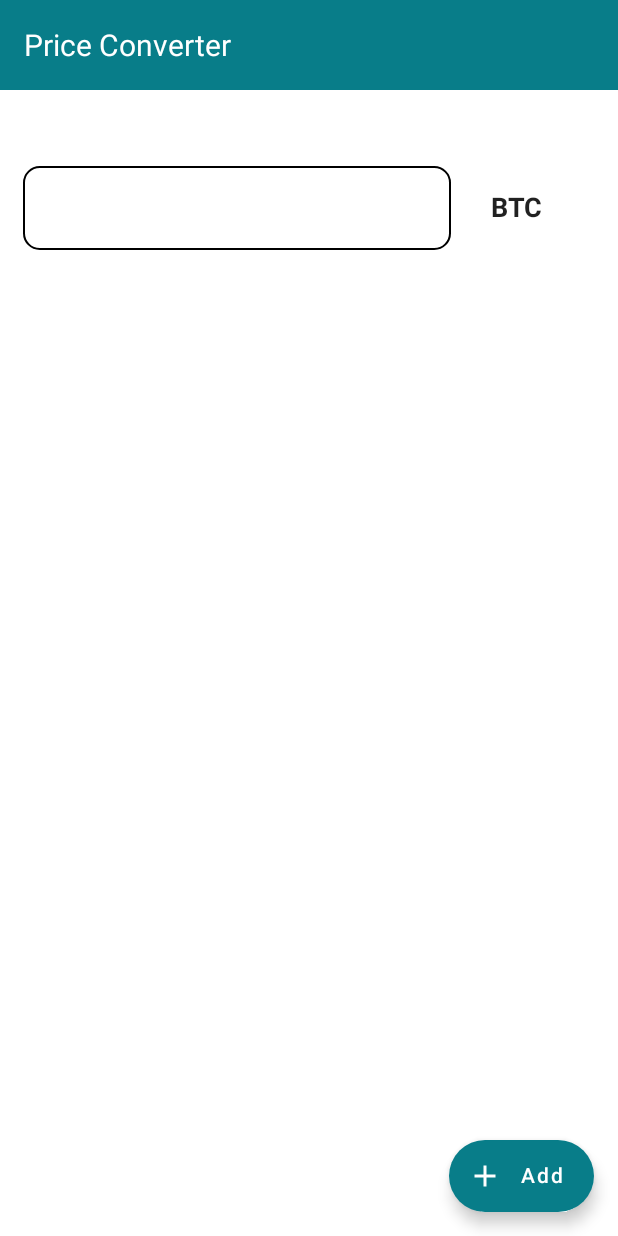
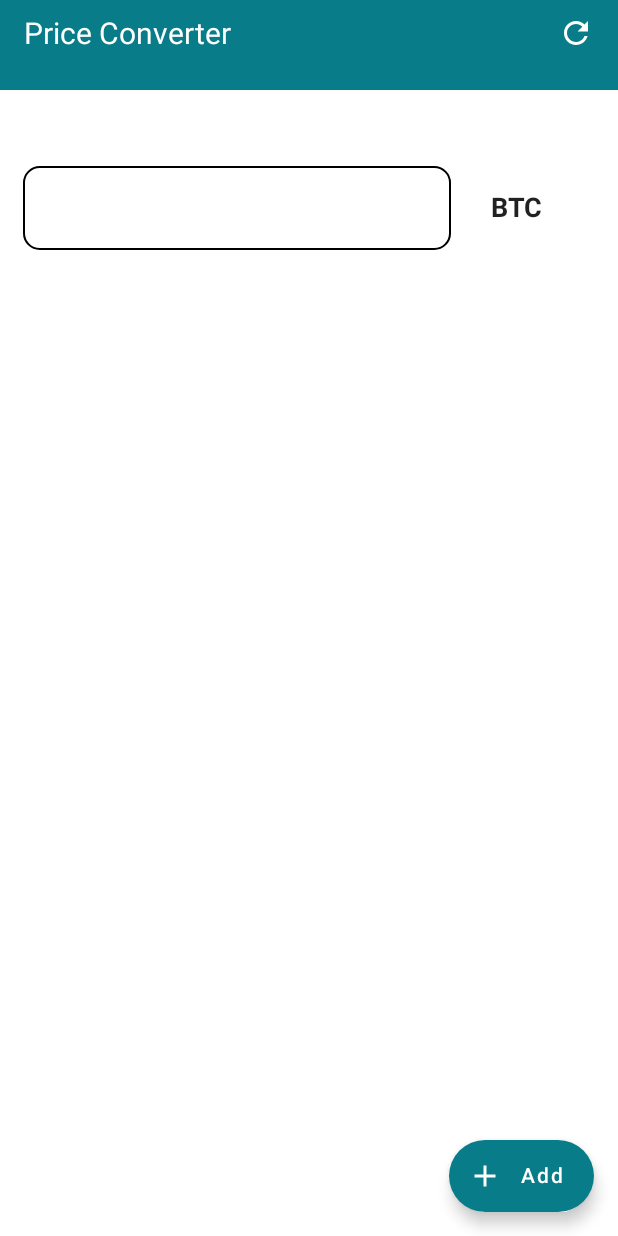
Before and after one commit to Minimalistic-Apps/price-converter, an Android app built with Jetpack Compose: the screen it shows after launch (MainActivity), on a phone screen of 412 x 824 dp. Run offline under Robolectric (Android 15) with nearby library versions, the phone set to English and light mode, and no system bars; our stand-ins replace Dagger/Hilt's generated code, Room's generated code, accompanist, livedata-compose; network calls fail.

Commit message:
add refresh button into header

```diff
--- a/app/src/main/java/com/minimalisticapps/priceconverter/presentation/MainActivity.kt
+++ b/app/src/main/java/com/minimalisticapps/priceconverter/presentation/MainActivity.kt
@@ -4,29 +4,21 @@ import android.app.Activity
 import android.os.Bundle
 import androidx.activity.ComponentActivity
 import androidx.activity.compose.setContent
-import androidx.compose.foundation.background
-import androidx.compose.foundation.clickable
 import androidx.compose.foundation.isSystemInDarkTheme
 import androidx.compose.foundation.layout.*
 import androidx.compose.material.MaterialTheme
 import androidx.compose.material.Surface
-import androidx.compose.ui.Alignment
 import androidx.compose.ui.Modifier
-import androidx.compose.ui.graphics.Color
 import androidx.compose.ui.platform.LocalContext
-import androidx.compose.ui.unit.dp
-import androidx.core.content.ContextCompat
 import androidx.navigation.compose.NavHost
 import androidx.navigation.compose.composable
 import androidx.navigation.compose.rememberNavController
-import com.minimalisticapps.priceconverter.R
 import com.minimalisticapps.priceconverter.common.utils.hideKeyboard
 import com.minimalisticapps.priceconverter.common.utils.noRippleClickable
 import com.minimalisticapps.priceconverter.presentation.currencylist.CoinListScreen
 import com.minimalisticapps.priceconverter.presentation.home.HomeScreen
 import com.minimalisticapps.priceconverter.presentation.home.coinsStateValue
 import com.minimalisticapps.priceconverter.presentation.ui.theme.AppTheme
-import com.minimalisticapps.priceconverter.presentation.ui.widget.SetTitle
 import dagger.hilt.android.AndroidEntryPoint
 
 
@@ -49,27 +41,6 @@ class MainActivity : ComponentActivity() {
                     color = MaterialTheme.colors.background
                 ) {
                     Column {
-                        Row(
-                            modifier = Modifier
-                                .height(60.dp)
-                                .fillMaxWidth()
-                                .background(
-                                    Color(
-                                        ContextCompat.getColor(
-                                            mContext,
-                                            R.color.color_app
-                                        )
-                                    )
-                                )
-                        ) {
-                            Column(Modifier.align(Alignment.CenterVertically)) {
-                                SetTitle(
-                                    title = applicationContext.resources.getString(
-                                        R.string.app_name
-                                    )
-                                )
-                            }
-                        }
                         NavHost(
                             navController = navController,
                             startDestination = Screen.HomeScreen.route
--- a/app/src/main/java/com/minimalisticapps/priceconverter/presentation/home/HomeScreen.kt
+++ b/app/src/main/java/com/minimalisticapps/priceconverter/presentation/home/HomeScreen.kt
@@ -1,8 +1,7 @@
 package com.minimalisticapps.priceconverter.presentation.home
 
 import android.app.Activity
-import androidx.compose.foundation.clickable
-import androidx.compose.foundation.interaction.MutableInteractionSource
+import androidx.compose.foundation.background
 import androidx.compose.foundation.layout.*
 import androidx.compose.foundation.lazy.LazyColumn
 import androidx.compose.foundation.lazy.items
@@ -30,13 +29,12 @@ import com.google.accompanist.swiperefresh.rememberSwipeRefreshState
 import com.minimalisticapps.priceconverter.R
 import com.minimalisticapps.priceconverter.common.dialog.ConfirmationDialog
 import com.minimalisticapps.priceconverter.common.dialog.ShowProgressDialog
-import com.minimalisticapps.priceconverter.common.utils.hideKeyboard
-import com.minimalisticapps.priceconverter.common.utils.noRippleClickable
 import com.minimalisticapps.priceconverter.common.utils.showToast
 import com.minimalisticapps.priceconverter.presentation.Screen
 import com.minimalisticapps.priceconverter.presentation.home.viewmodels.HomeViewModel
 import com.minimalisticapps.priceconverter.presentation.states.CoinsState
 import com.minimalisticapps.priceconverter.presentation.ui.item.ItemFiatCoin
+import com.minimalisticapps.priceconverter.presentation.ui.widget.SetToolbar
 import com.minimalisticapps.priceconverter.presentation.ui.widget.ShowLinearIndicator
 import com.minimalisticapps.priceconverter.presentation.ui.widget.TextInputBtc
 import com.minimalisticapps.priceconverter.room.entities.BitPayCoinWithFiatCoin
@@ -69,6 +67,7 @@ fun HomeScreen(
 
     if (coinsState.isLoading && isRefreshing == false)
         ShowProgressDialog()
+
 
     Scaffold(
         modifier = Modifier
@@ -109,15 +108,30 @@ fun HomeScreen(
 
         }
     ) {
-        SwipeRefresh(state = rememberSwipeRefreshState(
-            isRefreshing = isRefreshing ?: false
-        ), onRefresh = {
+        Column(
+            modifier = Modifier.fillMaxSize()
+        ) {
+            Row(
+                modifier = Modifier
+                    .height(60.dp)
+                    .fillMaxWidth()
+                    .background(
+                        Color(
+                            ContextCompat.getColor(
+                                mContext,
+                                R.color.color_app
+                            )
+                        )
+                    )
+            ) {
+                SetToolbar(
+                    title = mContext.resources.getString(R.string.app_name),
+                    onReload = {
                         homeViewModel.refreshData()
                         isErrorShown.value = false
-        }) {
-            Column(modifier = Modifier
-                .fillMaxSize()
-            ) {
+                    }
+                )
+            }
 
             if (coinsState.isLoading && isRefreshing == true) {
                 ShowLinearIndicator()
@@ -213,5 +227,3 @@ fun HomeScreen(
     }
 
 }
-
-}
--- a/app/src/main/java/com/minimalisticapps/priceconverter/presentation/ui/item/ItemFiatCoin.kt
+++ b/app/src/main/java/com/minimalisticapps/priceconverter/presentation/ui/item/ItemFiatCoin.kt
@@ -1,8 +1,6 @@
 package com.minimalisticapps.priceconverter.presentation.ui.item
 
-import android.graphics.Paint
 import androidx.compose.foundation.Image
-import androidx.compose.foundation.background
 import androidx.compose.foundation.clickable
 import androidx.compose.foundation.gestures.detectTapGestures
 import androidx.compose.foundation.layout.*
@@ -11,11 +9,9 @@ import androidx.compose.material.Text
 import androidx.compose.runtime.Composable
 import androidx.compose.ui.Alignment
 import androidx.compose.ui.Modifier
-import androidx.compose.ui.graphics.Color
 import androidx.compose.ui.input.pointer.pointerInput
 import androidx.compose.ui.res.painterResource
 import androidx.compose.ui.text.font.FontWeight
-import androidx.compose.ui.text.style.TextAlign
 import androidx.compose.ui.unit.dp
 import androidx.compose.ui.unit.sp
 import com.minimalisticapps.priceconverter.R
--- a/app/src/main/java/com/minimalisticapps/priceconverter/presentation/ui/widget/LayoutScreenTitle.kt
+++ /dev/null
@@ -1,34 +0,0 @@
-package com.minimalisticapps.priceconverter.presentation.ui.widget
-
-import androidx.compose.foundation.layout.Row
-import androidx.compose.foundation.layout.padding
-import androidx.compose.material.MaterialTheme
-import androidx.compose.material.Text
-import androidx.compose.runtime.Composable
-import androidx.compose.ui.Modifier
-import androidx.compose.ui.graphics.Color
-import androidx.compose.ui.platform.LocalContext
-import androidx.compose.ui.text.font.FontWeight
-import androidx.compose.ui.text.style.TextAlign
-import androidx.compose.ui.unit.dp
-import androidx.compose.ui.unit.sp
-
-@Composable
-fun SetTitle(title: String) {
-    Row(
-        modifier = Modifier
-            .padding(
-                start = 16.dp,
-                top = 10.dp,
-                end = 16.dp,
-                bottom = 10.dp
-            )
-    ) {
-        Text(
-            textAlign = TextAlign.Start,
-            text = title,
-            color = Color.White,
-            fontSize = 20.sp
-        )
-    }
-}
--- /dev/null
+++ b/app/src/main/java/com/minimalisticapps/priceconverter/presentation/ui/widget/LayoutToolbar.kt
@@ -0,0 +1,54 @@
+package com.minimalisticapps.priceconverter.presentation.ui.widget
+
+import androidx.compose.foundation.Image
+import androidx.compose.foundation.clickable
+import androidx.compose.foundation.layout.Row
+import androidx.compose.foundation.layout.fillMaxWidth
+import androidx.compose.foundation.layout.padding
+import androidx.compose.material.Switch
+import androidx.compose.material.SwitchDefaults
+import androidx.compose.material.Text
+import androidx.compose.runtime.Composable
+import androidx.compose.ui.Alignment
+import androidx.compose.ui.Modifier
+import androidx.compose.ui.graphics.Color
+import androidx.compose.ui.res.painterResource
+import androidx.compose.ui.text.style.TextAlign
+import androidx.compose.ui.unit.dp
+import androidx.compose.ui.unit.sp
+import com.minimalisticapps.priceconverter.R
+
+@Composable
+fun SetToolbar(
+    title: String,
+    onReload: () -> Unit
+) {
+    Row(
+        modifier = Modifier
+            .fillMaxWidth()
+            .padding(
+                start = 16.dp,
+                top = 10.dp,
+                end = 16.dp,
+                bottom = 10.dp
+            )
+    ) {
+        Text(
+            textAlign = TextAlign.Start,
+            text = title,
+            color = Color.White,
+            fontSize = 20.sp,
+            modifier = Modifier
+                .align(Alignment.CenterVertically)
+                .weight(3.0f)
+        )
+        Image(
+            painterResource(R.drawable.ic_refresh),
+            "content description",
+            modifier = Modifier
+                .padding(start = 15.dp)
+                .align(Alignment.CenterVertically)
+                .clickable { onReload() }
+        )
+    }
+}
--- /dev/null
+++ b/app/src/main/res/drawable/ic_refresh.xml
@@ -0,0 +1,10 @@
+<vector xmlns:android="http://schemas.android.com/apk/res/android"
+    android:width="24dp"
+    android:height="24dp"
+    android:tint="#FFFFFF"
+    android:viewportWidth="24"
+    android:viewportHeight="24">
+    <path
+        android:fillColor="@android:color/white"
+        android:pathData="M17.65,6.35C16.2,4.9 14.21,4 12,4c-4.42,0 -7.99,3.58 -7.99,8s3.57,8 7.99,8c3.73,0 6.84,-2.55 7.73,-6h-2.08c-0.82,2.33 -3.04,4 -5.65,4 -3.31,0 -6,-2.69 -6,-6s2.69,-6 6,-6c1.66,0 3.14,0.69 4.22,1.78L13,11h7V4l-2.35,2.35z" />
+</vector>
```
Lines whose indentation alone changed are shown as unchanged.
